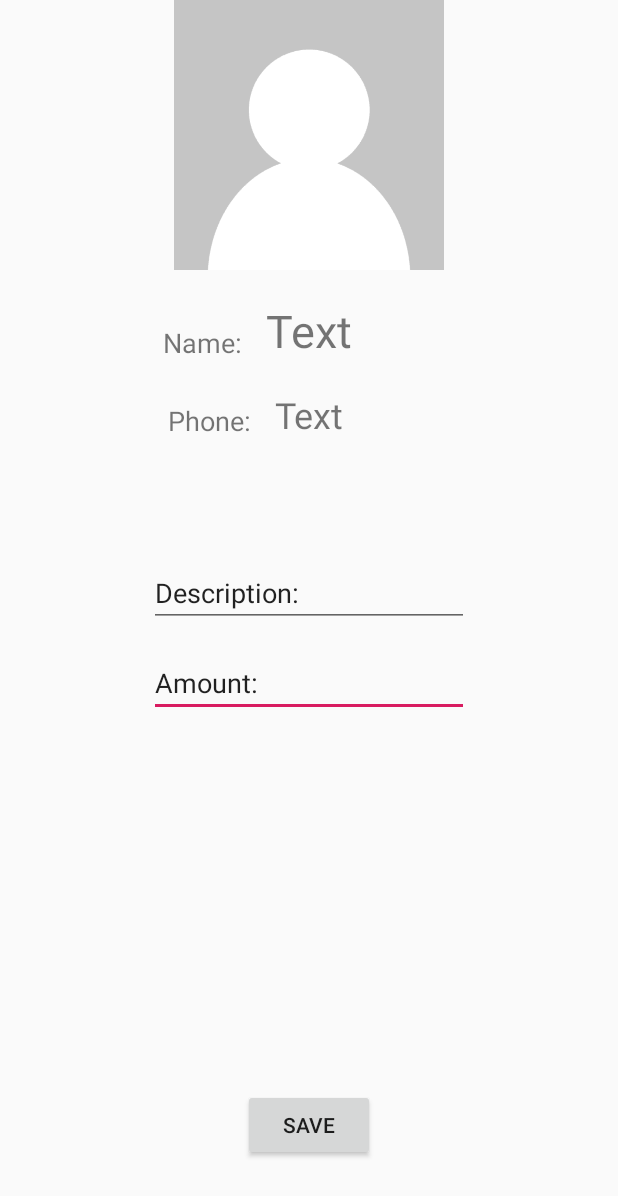
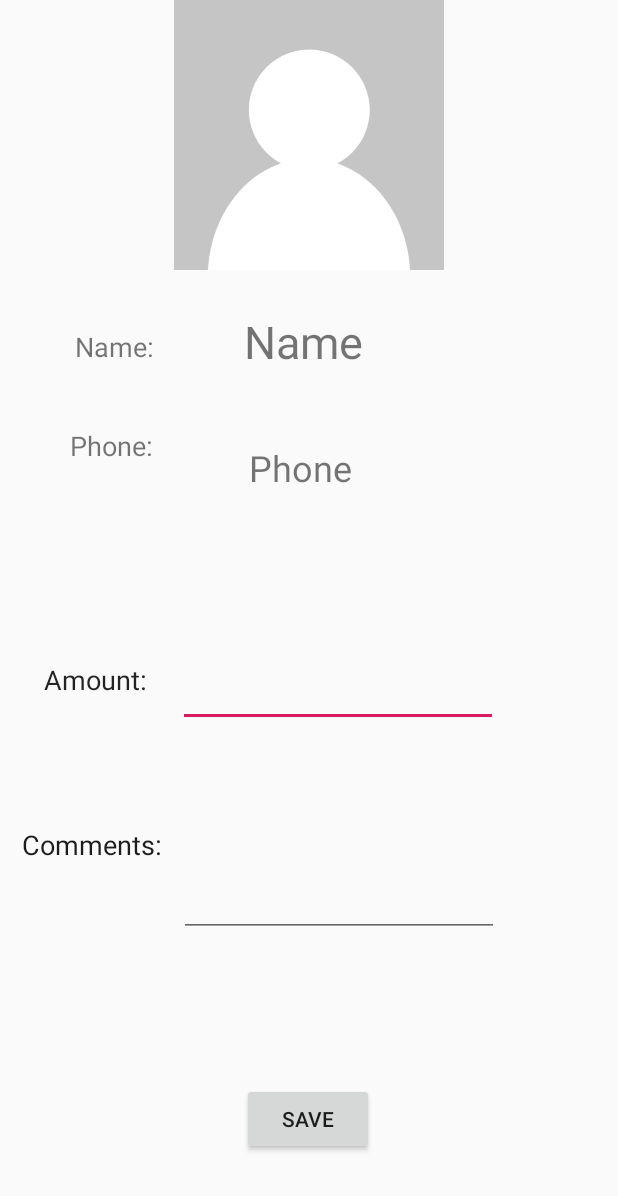
Before and after one commit to francohorita/deudas-ort, an Android app: the layout activity_contact.xml on its own in the app's theme, with its tools: preview values and no code run, on a phone screen of 412 x 824 dp. Shown: the top 1196 px of the screen. Run offline under Robolectric (Android 15) with nearby library versions, the phone set to English and light mode, and no system bars.

Commit message:
Detalle UI

```diff
--- a/app/src/main/java/com/example/deudas_ort/ContactActivity.java
+++ b/app/src/main/java/com/example/deudas_ort/ContactActivity.java
@@ -3,8 +3,6 @@ package com.example.deudas_ort;
 import android.content.ContentResolver;
 import android.content.Intent;
 import android.graphics.Bitmap;
-import android.graphics.BitmapFactory;
-import android.media.Image;
 import android.net.Uri;
 import android.provider.MediaStore;
 import android.support.v7.app.AppCompatActivity;
@@ -39,10 +37,10 @@ public class ContactActivity extends AppCompatActivity {
             String contactPhone = intent.getStringExtra(USER_PHONE);
             String photoThumbnailUri = intent.getStringExtra(USER_PHOTO_THUMBNAIL_URI);
 
-            TextView fullNameTextView = findViewById(R.id.fullName);
-            TextView phoneTextView = findViewById(R.id.phone);
-            EditText amountEditText = findViewById(R.id.amount);
-            EditText descriptionEditText = findViewById(R.id.description);
+            TextView fullNameTextView = findViewById(R.id.inputFullName);
+            TextView phoneTextView = findViewById(R.id.textViewPhone);
+            EditText amountEditText = findViewById(R.id.inputAmount);
+            EditText descriptionEditText = findViewById(R.id.inputComments);
 
             fullNameTextView.setText(contactFullName);
             phoneTextView.setText(contactPhone);
--- a/app/src/main/java/com/example/deudas_ort/data/ContactAdapter.java
+++ b/app/src/main/java/com/example/deudas_ort/data/ContactAdapter.java
@@ -63,8 +63,8 @@ public class ContactAdapter extends BaseAdapter {
 
         viewWrapper = new ViewWrapper();
 
-        viewWrapper.fullName = appView.findViewById(R.id.fullName);
-        viewWrapper.phone = appView.findViewById(R.id.phone);
+        viewWrapper.fullName = appView.findViewById(R.id.inputFullName);
+        viewWrapper.phone = appView.findViewById(R.id.textViewPhone);
         viewWrapper.imageView = appView.findViewById(R.id.photo);
 
         final Contact data = contacts.get(i);
--- a/app/src/main/res/layout/activity_contact.xml
+++ b/app/src/main/res/layout/activity_contact.xml
@@ -7,88 +7,157 @@
     tools:context=".ContactActivity">
 
     <TextView
-        android:id="@+id/fullName"
+        android:id="@+id/inputFullName"
+        android:layout_width="127dp"
+        android:layout_height="51dp"
+        android:layout_marginTop="20dp"
+        android:gravity="center"
+        android:text="@string/inputFullName"
+        android:textSize="30sp"
+        app:layout_constraintBottom_toTopOf="@+id/inputPhone"
+        app:layout_constraintEnd_toEndOf="parent"
+        app:layout_constraintHorizontal_bias="0.487"
+        app:layout_constraintStart_toStartOf="parent"
+        app:layout_constraintTop_toBottomOf="@+id/photo"
+        app:layout_constraintVertical_bias="0.053" />
+
+    <TextView
+        android:id="@+id/textViewName"
         android:layout_width="wrap_content"
         android:layout_height="wrap_content"
-        android:layout_marginTop="20dp"
-        android:text="@string/defaultText"
-        android:textSize="30sp"
-        app:layout_constraintEnd_toEndOf="parent"
+        android:layout_marginTop="24dp"
+        android:gravity="center"
+        android:paddingLeft="10dp"
+        android:paddingTop="10dp"
+        android:paddingEnd="10dp"
+        android:paddingRight="10dp"
+        android:text="@string/textViewName"
+        android:textSize="18sp"
+        app:layout_constraintBottom_toBottomOf="parent"
+        app:layout_constraintEnd_toStartOf="@+id/inputFullName"
+        app:layout_constraintHorizontal_bias="0.602"
         app:layout_constraintStart_toStartOf="parent"
-        app:layout_constraintTop_toBottomOf="@+id/photo" />
+        app:layout_constraintTop_toBottomOf="@+id/photo"
+        app:layout_constraintVertical_bias="0.008" />
 
     <TextView
-        android:id="@+id/phone"
+        android:id="@+id/textViewPhone"
         android:layout_width="wrap_content"
         android:layout_height="wrap_content"
-        android:layout_marginTop="80dp"
-        android:text="@string/defaultText"
-        android:textSize="24sp"
+        android:layout_marginTop="25dp"
+        android:gravity="center"
+        android:paddingLeft="10dp"
+        android:paddingTop="10dp"
+        android:paddingEnd="10dp"
+        android:paddingRight="10dp"
+        android:text="@string/textViewPhone"
+        android:textSize="18sp"
+        app:layout_constraintBottom_toBottomOf="parent"
         app:layout_constraintEnd_toEndOf="parent"
+        app:layout_constraintHorizontal_bias="0.109"
         app:layout_constraintStart_toStartOf="parent"
-        app:layout_constraintTop_toBottomOf="@+id/photo" />
-
-    <TextView
-        android:id="@+id/textView5"
-        android:layout_width="wrap_content"
-        android:layout_height="wrap_content"
-        android:layout_marginEnd="16dp"
-        android:text="@string/namePlaceholder"
-        android:textSize="18sp"
-        app:layout_constraintBottom_toBottomOf="@+id/fullName"
-        app:layout_constraintEnd_toStartOf="@+id/fullName" />
-
-    <TextView
-        android:id="@+id/textView4"
-        android:layout_width="wrap_content"
-        android:layout_height="wrap_content"
-        android:layout_marginEnd="16dp"
-        android:text="@string/phonePlaceholder"
-        android:textSize="18sp"
-        app:layout_constraintBottom_toBottomOf="@+id/phone"
-        app:layout_constraintEnd_toStartOf="@+id/phone" />
+        app:layout_constraintTop_toBottomOf="@+id/textViewName"
+        app:layout_constraintVertical_bias="0.011" />
 
     <ImageView
         android:id="@+id/photo"
         android:layout_width="0dp"
         android:layout_height="180dp"
+        android:contentDescription="@string/contactPhoto"
         app:layout_constraintEnd_toEndOf="parent"
         app:layout_constraintStart_toStartOf="parent"
         app:layout_constraintTop_toTopOf="parent"
         app:srcCompat="@drawable/image" />
 
     <EditText
-        android:id="@+id/amount"
+        android:id="@+id/inputAmount"
         android:layout_width="wrap_content"
         android:layout_height="wrap_content"
-        android:layout_marginTop="140dp"
+        android:layout_marginTop="232dp"
+        android:layout_marginEnd="80dp"
         android:ems="10"
         android:inputType="numberDecimal"
-        android:text="@string/amountPlaceholder"
+        android:text="@string/inputAmount"
+        app:layout_constraintBottom_toTopOf="@+id/inputComments"
         app:layout_constraintEnd_toEndOf="parent"
+        app:layout_constraintHorizontal_bias="1.0"
         app:layout_constraintStart_toStartOf="parent"
-        app:layout_constraintTop_toBottomOf="@+id/phone" />
-
-    <EditText
-        android:id="@+id/description"
-        android:layout_width="wrap_content"
-        android:layout_height="wrap_content"
-        android:layout_marginTop="80dp"
-        android:ems="10"
-        android:inputType="textPersonName"
-        android:text="@string/descriptionPlaceholder"
-        app:layout_constraintEnd_toEndOf="parent"
-        app:layout_constraintStart_toStartOf="parent"
-        app:layout_constraintTop_toBottomOf="@+id/phone" />
+        app:layout_constraintTop_toBottomOf="@+id/photo"
+        app:layout_constraintVertical_bias="0.222" />
 
     <Button
-        android:id="@+id/button"
+        android:id="@+id/buttonSave"
         android:layout_width="wrap_content"
         android:layout_height="wrap_content"
         android:layout_marginBottom="50dp"
-        android:text="Save"
+        android:text="@string/buttonSave"
         app:layout_constraintBottom_toBottomOf="parent"
         app:layout_constraintEnd_toEndOf="parent"
-        app:layout_constraintStart_toStartOf="parent" />
+        app:layout_constraintHorizontal_bias="0.498"
+        app:layout_constraintStart_toStartOf="parent"
+        app:layout_constraintTop_toBottomOf="@+id/photo"
+        app:layout_constraintVertical_bias="0.993" />
+
+    <EditText
+        android:id="@+id/inputComments"
+        android:layout_width="wrap_content"
+        android:layout_height="wrap_content"
+        android:layout_marginBottom="64dp"
+        android:ems="10"
+        android:inputType="numberDecimal"
+        android:text="@string/inputComments"
+        app:layout_constraintBottom_toTopOf="@+id/buttonSave"
+        app:layout_constraintEnd_toEndOf="parent"
+        app:layout_constraintHorizontal_bias="0.601"
+        app:layout_constraintStart_toStartOf="parent"
+        app:layout_constraintTop_toBottomOf="@+id/photo"
+        app:layout_constraintVertical_bias="0.923" />
+
+    <TextView
+        android:id="@+id/inputPhone"
+        android:layout_width="120dp"
+        android:layout_height="39dp"
+        android:layout_marginEnd="132dp"
+        android:layout_marginBottom="100dp"
+        android:gravity="center"
+        android:text="@string/inputPhone"
+        android:textSize="24sp"
+        app:layout_constraintBottom_toTopOf="@+id/inputAmount"
+        app:layout_constraintEnd_toEndOf="parent"
+        app:layout_constraintHorizontal_bias="0.586"
+        app:layout_constraintStart_toEndOf="@+id/textViewPhone"
+        app:layout_constraintTop_toBottomOf="@+id/photo"
+        app:layout_constraintVertical_bias="0.931" />
+
+    <TextView
+        android:id="@+id/textViewComments"
+        android:layout_width="wrap_content"
+        android:layout_height="wrap_content"
+        android:gravity="center"
+        android:text="@string/textViewComments"
+        android:textColor="#EB0A0A0A"
+        android:textSize="18sp"
+        app:layout_constraintBottom_toBottomOf="parent"
+        app:layout_constraintEnd_toStartOf="@+id/inputComments"
+        app:layout_constraintHorizontal_bias="0.571"
+        app:layout_constraintStart_toStartOf="parent"
+        app:layout_constraintTop_toBottomOf="@+id/textViewPhone"
+        app:layout_constraintVertical_bias="0.493" />
+
+    <TextView
+        android:id="@+id/textViewAmount"
+        android:layout_width="wrap_content"
+        android:layout_height="wrap_content"
+        android:layout_marginTop="112dp"
+        android:gravity="center"
+        android:text="@string/textViewAmount"
+        android:textColor="#DC000000"
+        android:textSize="18sp"
+        app:layout_constraintBottom_toTopOf="@+id/textViewComments"
+        app:layout_constraintEnd_toStartOf="@+id/inputAmount"
+        app:layout_constraintHorizontal_bias="0.58"
+        app:layout_constraintStart_toStartOf="parent"
+        app:layout_constraintTop_toBottomOf="@+id/textViewPhone"
+        app:layout_constraintVertical_bias="0.184" />
 
 </android.support.constraint.ConstraintLayout>
--- a/app/src/main/res/layout/contacts_list_view.xml
+++ b/app/src/main/res/layout/contacts_list_view.xml
@@ -29,14 +29,14 @@
             <TextView
                 android:layout_width="wrap_content"
                 android:layout_height="wrap_content"
-                android:id="@+id/fullName"
+                android:id="@+id/inputFullName"
                 android:text="User name"
                 android:textSize="18dp" />
 
             <TextView
                 android:layout_width="wrap_content"
                 android:layout_height="wrap_content"
-                android:id="@+id/phone"
+                android:id="@+id/textViewPhone"
                 android:layout_marginTop="10dp"
                 android:text="Phone no."
                 android:textSize="18dp" />
--- a/app/src/main/res/values/strings.xml
+++ b/app/src/main/res/values/strings.xml
@@ -10,11 +10,20 @@
     <string name="defaultText">Text</string>
     <string name="thumbnailDescription">Contact Image</string>
 
-    <string name="namePlaceholder">Name: </string>
-    <string name="phonePlaceholder">Phone: </string>
-    <string name="descriptionPlaceholder">Description: </string>
-    <string name="amountPlaceholder">Amount: </string>
+    <string name="textViewName">Name: </string>
+    <string name="textViewPhone">Phone: </string>
+    <string name="textViewAmount">Amount: </string>
+    <string name="textViewComments">Comments: </string>
 
     <string name="large_text">Large Text</string>
     <string name="about">About</string>
+
+    <string name="inputFullName">Name</string>
+    <string name="inputPhone">Phone</string>
+    <string name="inputAmount"></string>
+    <string name="inputComments"></string>
+
+    <string name="contactPhoto">Contact Photo</string>
+
+    <string name="buttonSave">Save</string>
 </resources>
```
